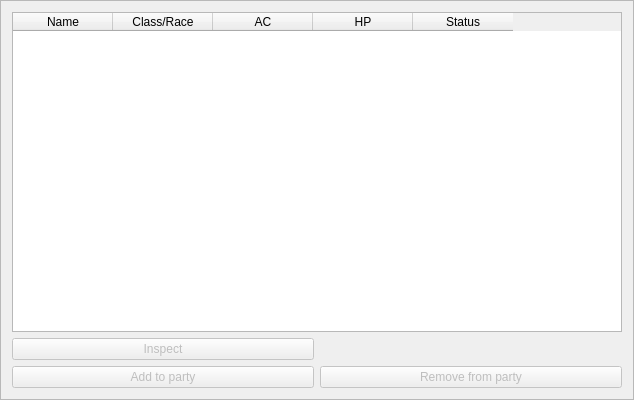
Qt form pyQTApp/qt_designer_widgets/gilgamesh_Tavern_QFrame.ui (codingame-team/DnD-5th-Edition-API) before a commit.
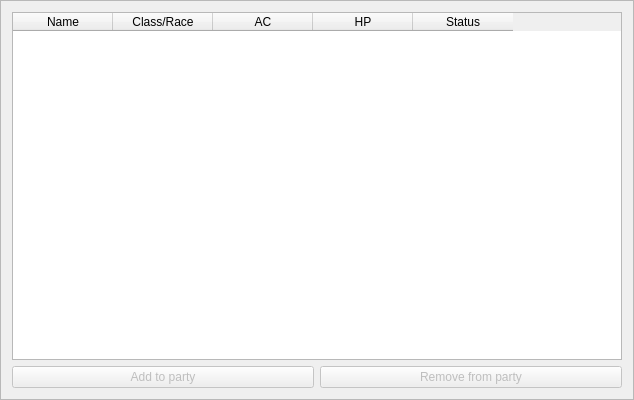
The same form after that commit.

```diff
--- a/pyQTApp/qt_designer_widgets/gilgamesh_Tavern_QFrame.ui
+++ b/pyQTApp/qt_designer_widgets/gilgamesh_Tavern_QFrame.ui
@@ -93,16 +93,6 @@
      </property>
     </widget>
    </item>
-   <item row="1" column="0">
-    <widget class="QPushButton" name="inspectButton">
-     <property name="enabled">
-      <bool>false</bool>
-     </property>
-     <property name="text">
-      <string>Inspect</string>
-     </property>
-    </widget>
-   </item>
   </layout>
  </widget>
  <resources/>
```
Left out of the diff: 4 changed lines with no effect on the pictures.
